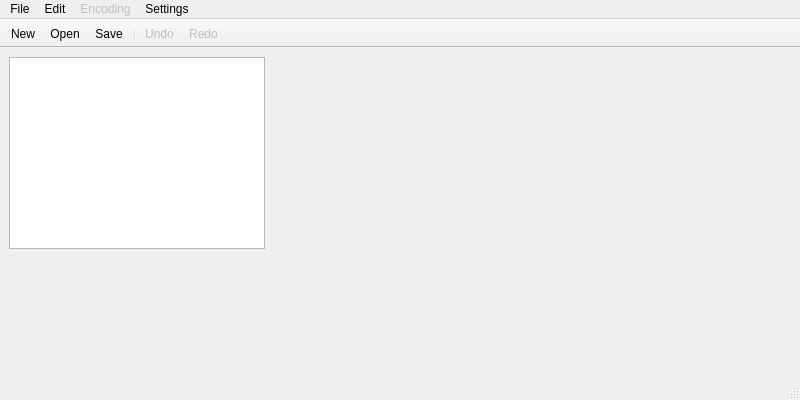
rorReddington/rorEditor, file mainwindow.ui: the form before one commit.
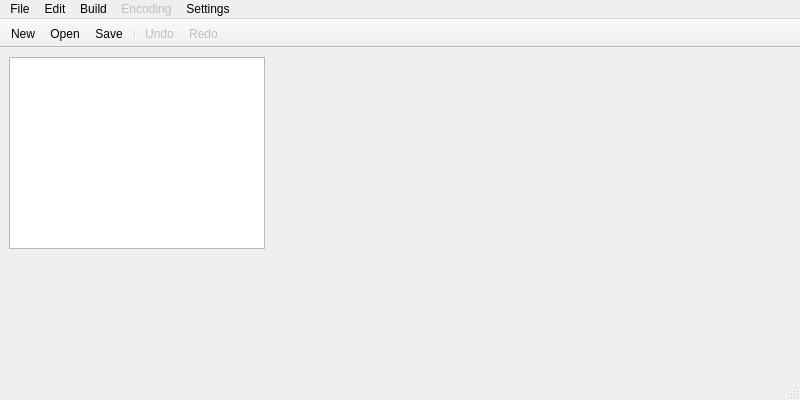
The form after the commit.

The edit to the form file:
```diff
--- a/mainwindow.ui
+++ b/mainwindow.ui
@@ -79,8 +79,16 @@
     </property>
     <addaction name="actionPrefereces"/>
    </widget>
+   <widget class="QMenu" name="menuBuild">
+    <property name="title">
+     <string>Build</string>
+    </property>
+    <addaction name="actionBuild"/>
+    <addaction name="actionBuild_with_parameters"/>
+   </widget>
    <addaction name="menuFile"/>
    <addaction name="menuEdit"/>
+   <addaction name="menuBuild"/>
    <addaction name="menuEncoding"/>
    <addaction name="menuSettings"/>
   </widget>
```
Left out of the diff: 16 changed lines with no effect on the pictures.
